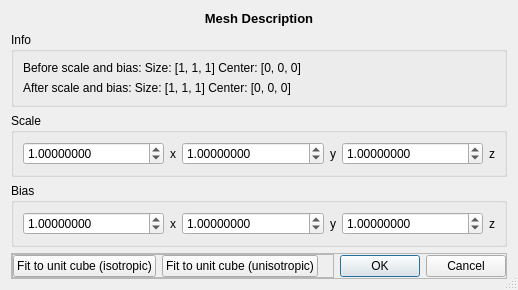
First picture: the form in ImageVis3D/UI/UI/ScaleAndBiasDlg.ui, repository SCIInstitute/ImageVis3D, before the edit.
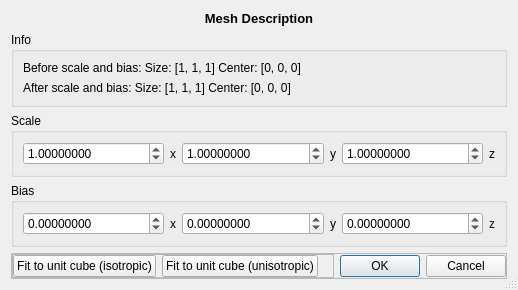
Second picture: the form after the edit.

Commit message: set default bias to zero in dialog

Patch:
```diff
--- a/ImageVis3D/UI/UI/ScaleAndBiasDlg.ui
+++ b/ImageVis3D/UI/UI/ScaleAndBiasDlg.ui
@@ -186,7 +186,7 @@
          <double>999999999.000000000000000</double>
         </property>
         <property name="value">
-         <double>1.000000000000000</double>
+         <double>0.000000000000000</double>
         </property>
        </widget>
       </item>
@@ -215,7 +215,7 @@
          <double>999999999.000000000000000</double>
         </property>
         <property name="value">
-         <double>1.000000000000000</double>
+         <double>0.000000000000000</double>
         </property>
        </widget>
       </item>
@@ -244,7 +244,7 @@
          <double>999999999.000000000000000</double>
         </property>
         <property name="value">
-         <double>1.000000000000000</double>
+         <double>0.000000000000000</double>
         </property>
        </widget>
       </item>
```
